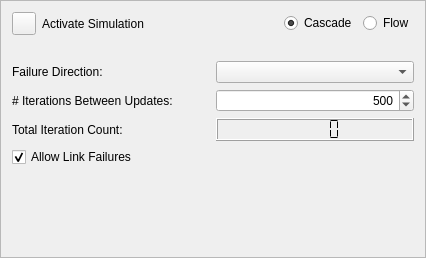
First picture: the form in plugins/simulation/dmzMBRAPluginNASimulateForm.ui, repository dmzgroup/mbra, before the edit.
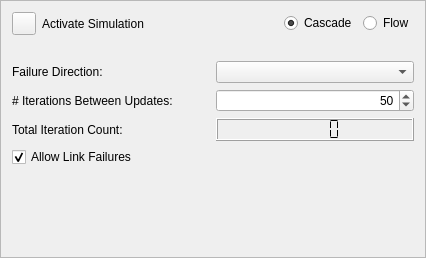
Second picture: the form after the edit.

Commit message: Changed default simulation iteration delay to 50.

What changed in the file:
```diff
--- a/plugins/simulation/dmzMBRAPluginNASimulateForm.ui
+++ b/plugins/simulation/dmzMBRAPluginNASimulateForm.ui
@@ -115,7 +115,7 @@
         <number>10</number>
        </property>
        <property name="value">
-        <number>500</number>
+        <number>50</number>
        </property>
       </widget>
      </item>
```
The commit also changes 1 other file.
